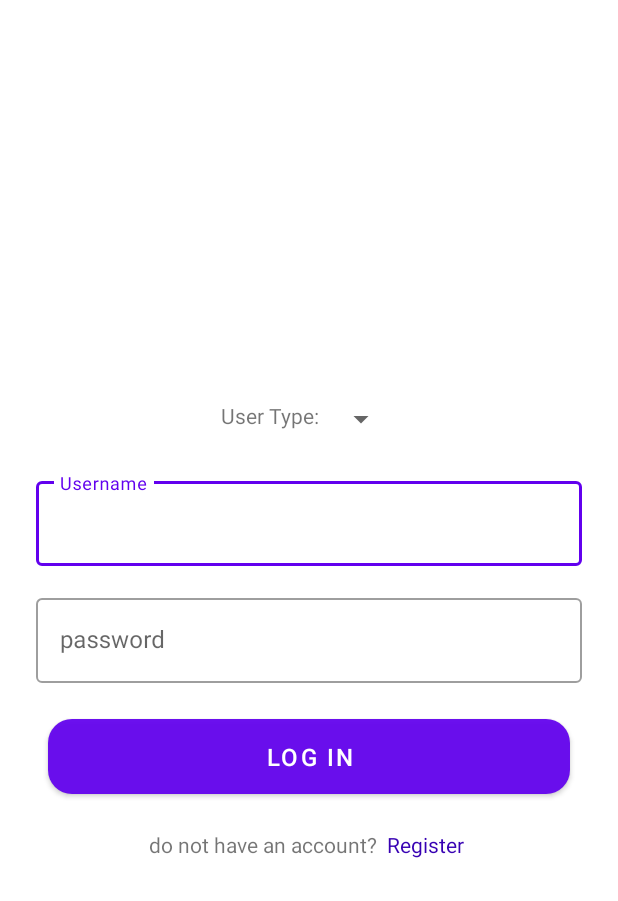
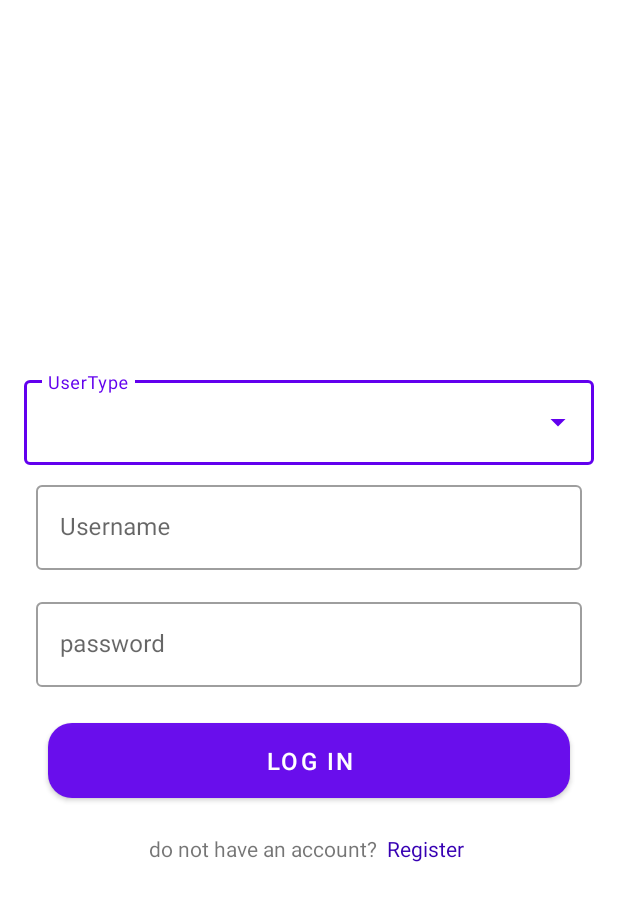
Before and after one commit to abeni5049/Health-Advisor, an Android app: the layout activity_login.xml on its own in the app's theme, with its tools: preview values and no code run, on a phone screen of 412 x 824 dp. Shown: the top 901 px of the screen. Run offline under Robolectric (Android 15) with nearby library versions, the phone set to English and light mode, and no system bars.

```diff
--- a/app/src/main/java/com/example/healthadvisor/RegisterActivity.java
+++ b/app/src/main/java/com/example/healthadvisor/RegisterActivity.java
@@ -71,7 +71,7 @@ public class RegisterActivity extends AppCompatActivity {
             String fullName = fullNameEditText.getText().toString();
             String gender = editTextFilledExposedDropdown.getText().toString();
             String dateOfBirth = dateTextField.getText().toString();
-            String phoneNumber = fullNameEditText.getText().toString();
+            String phoneNumber = phoneNumberEditText.getText().toString();
             String martialStatus = editTextFilledExposedDropdown3.getText().toString();
             String userType = editTextFilledExposedDropdown2.getText().toString();
             String username = usernameEditText.getText().toString();
--- a/app/src/main/res/layout/activity_login.xml
+++ b/app/src/main/res/layout/activity_login.xml
@@ -8,29 +8,25 @@
     android:gravity="center"
     tools:context=".LoginActivity">
 
-    <LinearLayout
-        android:layout_margin="16dp"
-        android:layout_width="wrap_content"
+    <com.google.android.material.textfield.TextInputLayout
+        android:id="@+id/gender"
+        style="@style/Widget.MaterialComponents.TextInputLayout.OutlinedBox.ExposedDropdownMenu"
+        android:layout_width="match_parent"
         android:layout_height="wrap_content"
-        android:orientation="horizontal">
+        android:hint="UserType">
 
-        <TextView
-            android:text="User Type: "
-            android:layout_width="wrap_content"
-            android:layout_height="wrap_content" />
+        <AutoCompleteTextView
+            android:id="@+id/gender_dropdown"
+            android:layout_width="match_parent"
+            android:layout_height="wrap_content"
+            android:inputType="none"
+            />
 
-
-        <Spinner
-            android:id="@+id/usertype_spinner"
-            android:layout_width="match_parent"
-            android:layout_height="wrap_content" />
-
-    </LinearLayout>
+    </com.google.android.material.textfield.TextInputLayout>
 
 
 <!--    //login text field-->
     <com.google.android.material.textfield.TextInputLayout
-        android:id="@+id/usernameTextField"
         android:layout_width="match_parent"
         android:layout_height="wrap_content"
         android:layout_margin="8dp"
@@ -38,6 +34,7 @@
         style="@style/Widget.MaterialComponents.TextInputLayout.OutlinedBox">
 
         <com.google.android.material.textfield.TextInputEditText
+            android:id="@+id/usernameTextField"
             android:layout_width="match_parent"
             android:layout_height="wrap_content" />
 
@@ -46,7 +43,6 @@
 
 <!--    //password text field-->
     <com.google.android.material.textfield.TextInputLayout
-        android:id="@+id/outlinedTextField"
         android:layout_width="match_parent"
         android:layout_height="wrap_content"
         android:layout_margin="8dp"
@@ -54,6 +50,7 @@
         style="@style/Widget.MaterialComponents.TextInputLayout.OutlinedBox">
 
         <com.google.android.material.textfield.TextInputEditText
+            android:id="@+id/passwordTextField"
             android:layout_width="match_parent"
             android:layout_height="wrap_content" />
 
```
Also changed, not shown: app/src/main/java/com/example/healthadvisor/AdminActivity.java (+28 -3 lines), app/src/main/java/com/example/healthadvisor/LoginActivity.java (+58 -24 lines), app/src/main/java/com/example/healthadvisor/ui/chats/ChatsFragment.java (+28 -5 lines).
